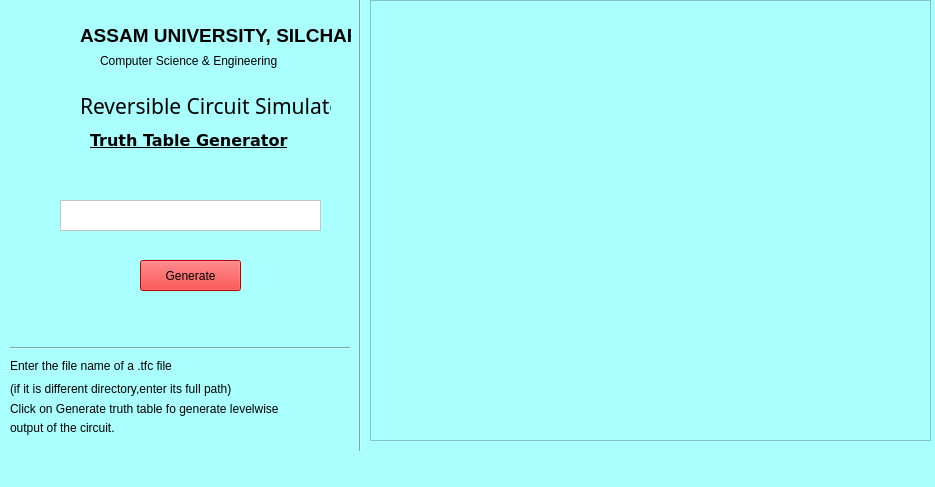
First picture: the form in guitt.ui, repository joinalahmed/ttgen, before the edit.
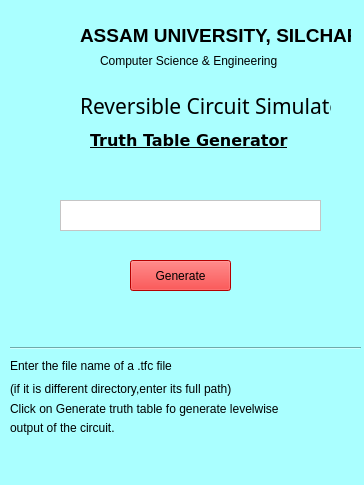
Second picture: the form after the edit. Icons and pictures are not drawn.

Patch:
```diff
--- a/guitt.ui
+++ b/guitt.ui
@@ -6,8 +6,8 @@
    <rect>
     <x>0</x>
     <y>0</y>
-    <width>935</width>
-    <height>487</height>
+    <width>364</width>
+    <height>485</height>
    </rect>
   </property>
   <property name="windowTitle">
@@ -66,7 +66,7 @@
    <widget class="QPushButton" name="run">
     <property name="geometry">
      <rect>
-      <x>140</x>
+      <x>130</x>
       <y>260</y>
       <width>101</width>
       <height>31</height>
@@ -106,19 +106,6 @@
 background-color: rgb(255, 255, 255);</string>
     </property>
    </widget>
-   <widget class="Line" name="line_2">
-    <property name="geometry">
-     <rect>
-      <x>350</x>
-      <y>-20</y>
-      <width>20</width>
-      <height>471</height>
-     </rect>
-    </property>
-    <property name="orientation">
-     <enum>Qt::Vertical</enum>
-    </property>
-   </widget>
    <widget class="QLabel" name="label_3">
     <property name="geometry">
      <rect>
@@ -220,21 +207,6 @@
      <string>Computer Science &amp; Engineering</string>
     </property>
    </widget>
-   <widget class="QTextBrowser" name="textBrowser">
-    <property name="geometry">
-     <rect>
-      <x>370</x>
-      <y>0</y>
-      <width>561</width>
-      <height>441</height>
-     </rect>
-    </property>
-    <property name="source">
-     <url>
-      <string>file:///home/joy/Desktop/test/correct_output.txt</string>
-     </url>
-    </property>
-   </widget>
   </widget>
   <widget class="QMenuBar" name="menubar">
    <property name="geometry">
```
Left out of the diff: 2 changed lines with no effect on the pictures.
